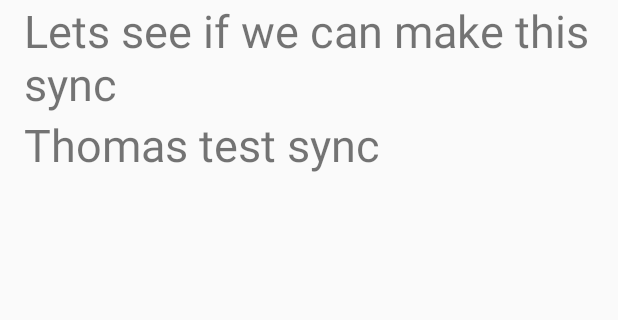
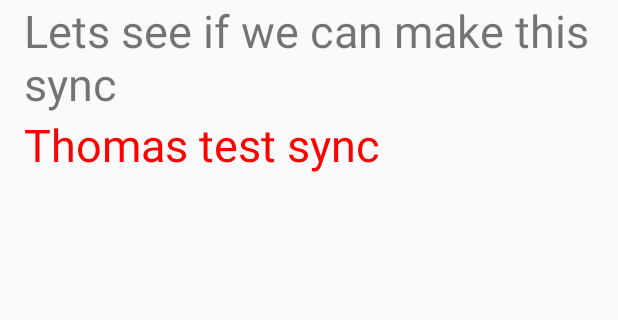
Before and after one commit to OlegBottiger/AndroidProject_QuizApp_Game, an Android app: the screen it shows after launch (MainActivity), on a phone screen of 412 x 824 dp, the part 189-509 px from its top. Run offline under Robolectric (Android 15) with nearby library versions, the phone set to English and light mode, and no system bars.

Commit message:
Adding new color

```diff
--- a/app/src/main/res/layout/activity_main.xml
+++ b/app/src/main/res/layout/activity_main.xml
@@ -26,5 +26,6 @@
         android:layout_width="match_parent"
         android:layout_height="wrap_content"
         android:textSize="30sp"
+        android:textColor="@color/coolRed"
         android:text="@string/thomas_testSync"/>
 </LinearLayout>
--- a/app/src/main/res/values/colors.xml
+++ b/app/src/main/res/values/colors.xml
@@ -4,5 +4,6 @@
     <color name="colorPrimaryDark">#303F9F</color>
     <color name="colorAccent">#FF4081</color>
     <color name="coolGreen">#00FF00</color>
+    <color name="coolRed">#FF0000</color>
 
 </resources>
```
